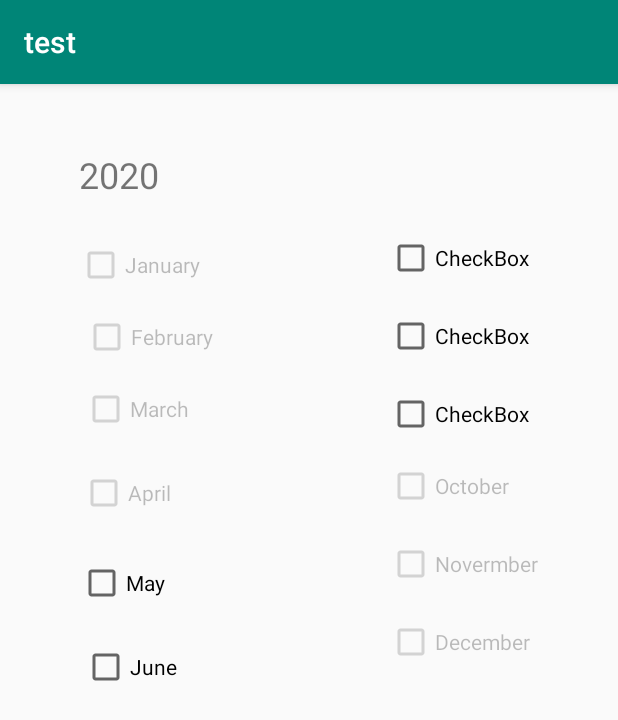
After one commit to Herb2o11/MobileCruiseApp, an Android app: the DateSelection screen opened directly, with no data from a screen before it, on a phone screen of 412 x 824 dp. The commit adds this screen. Shown: the top 720 px of the screen. Run offline under Robolectric (Android 15) with nearby library versions, the phone set to English and light mode, and no system bars.

Commit message:
dates class createdd to test

```diff
--- a/app/src/main/AndroidManifest.xml
+++ b/app/src/main/AndroidManifest.xml
@@ -9,7 +9,8 @@
         android:roundIcon="@mipmap/ic_launcher_round"
         android:supportsRtl="true"
         android:theme="@style/AppTheme">
-        <activity android:name=".Destination_Page"></activity>
+        <activity android:name=".DateSelection"></activity>
+        <activity android:name=".Destination_Page" />
         <activity android:name=".AccommodationPage" />
         <activity android:name=".Page2" />
         <activity android:name=".MainActivity">
--- /dev/null
+++ b/app/src/main/java/com/example/test/DateSelection.java
@@ -0,0 +1,49 @@
+package com.example.test;
+
+import android.support.v7.app.AppCompatActivity;
+import android.os.Bundle;
+import android.widget.CheckBox;
+
+public class DateSelection extends AppCompatActivity {
+
+    @Override
+    protected void onCreate(Bundle savedInstanceState) {
+        super.onCreate(savedInstanceState);
+        setContentView(R.layout.activity_date_selection);
+
+        String travelMonthSelection;
+        CheckBox checkDate1 = (CheckBox) findViewById(R.id.checkBoxDate1);
+        CheckBox checkDate2 = (CheckBox) findViewById(R.id.checkBoxDate2);
+        CheckBox checkDate3 = (CheckBox) findViewById(R.id.checkBoxDate3);
+        CheckBox checkDate4 = (CheckBox) findViewById(R.id.checkBoxDate4);
+        CheckBox checkDate5 = (CheckBox) findViewById(R.id.checkBoxDate5);
+        CheckBox checkDate6 = (CheckBox) findViewById(R.id.checkBoxDate6);
+        CheckBox checkDate7 = (CheckBox) findViewById(R.id.checkBoxDate7);
+        CheckBox checkDate8 = (CheckBox) findViewById(R.id.checkBoxDate8);
+        CheckBox checkDate9 = (CheckBox) findViewById(R.id.checkBoxDate9);
+        CheckBox checkDate10 = (CheckBox) findViewById(R.id.checkBoxDate10);
+        CheckBox checkDate11= (CheckBox) findViewById(R.id.checkBoxDate11);
+        CheckBox checkDate12= (CheckBox) findViewById(R.id.checkBoxDate12);
+
+
+        //best time to visit may to September
+        checkDate1.setEnabled(false);
+        checkDate2.setEnabled(false);
+        checkDate3.setEnabled(false);
+        checkDate4.setEnabled(false);
+        checkDate10.setEnabled(false);
+        checkDate11.setEnabled(false);
+        checkDate12.setEnabled(false);
+
+        if(checkDate5.isChecked()){
+            travelMonthSelection = checkDate5.toString();
+
+
+        }
+
+
+
+
+
+    }
+}
--- a/app/src/main/java/com/example/test/Page2.java
+++ b/app/src/main/java/com/example/test/Page2.java
@@ -35,6 +35,15 @@ public class Page2 extends AppCompatActivity {
             }
         });
 
+        btnDates.setOnClickListener(new View.OnClickListener() {
+            @Override
+            public void onClick(View view) {
+                Intent intentDates = new Intent(Page2.this,DateSelection.class);
+                startActivity(intentDates);
+            }
+        });
+
+
 
     }
 }
--- /dev/null
+++ b/app/src/main/res/layout/activity_date_selection.xml
@@ -0,0 +1,166 @@
+<?xml version="1.0" encoding="utf-8"?>
+<android.support.constraint.ConstraintLayout xmlns:android="http://schemas.android.com/apk/res/android"
+    xmlns:app="http://schemas.android.com/apk/res-auto"
+    xmlns:tools="http://schemas.android.com/tools"
+    android:layout_width="match_parent"
+    android:layout_height="match_parent"
+    tools:context=".DateSelection">
+
+    <TextView
+        android:id="@+id/txtYearDateSelection"
+        android:layout_width="wrap_content"
+        android:layout_height="wrap_content"
+        android:layout_marginTop="44dp"
+        android:layout_marginEnd="128dp"
+        android:layout_marginRight="128dp"
+        android:text="@string/DateYear"
+        android:textSize="24sp"
+        app:layout_constraintEnd_toStartOf="@+id/guideline2"
+        app:layout_constraintTop_toTopOf="parent" />
+
+    <android.support.constraint.Guideline
+        android:id="@+id/guideline"
+        android:layout_width="wrap_content"
+        android:layout_height="wrap_content"
+        android:orientation="vertical"
+        app:layout_constraintGuide_begin="35dp" />
+
+    <android.support.constraint.Guideline
+        android:id="@+id/guideline2"
+        android:layout_width="wrap_content"
+        android:layout_height="wrap_content"
+        android:orientation="vertical"
+        app:layout_constraintGuide_begin="234dp" />
+
+    <CheckBox
+        android:id="@+id/checkBoxDate1"
+        android:layout_width="wrap_content"
+        android:layout_height="wrap_content"
+        android:layout_marginTop="28dp"
+        android:text="@string/Date1"
+        app:layout_constraintEnd_toStartOf="@+id/guideline2"
+        app:layout_constraintHorizontal_bias="0.145"
+        app:layout_constraintStart_toStartOf="@+id/guideline"
+        app:layout_constraintTop_toBottomOf="@+id/txtYearDateSelection" />
+
+    <CheckBox
+        android:id="@+id/checkBoxDate2"
+        android:layout_width="wrap_content"
+        android:layout_height="wrap_content"
+        android:layout_marginTop="16dp"
+        android:layout_marginEnd="92dp"
+        android:layout_marginRight="92dp"
+        android:text="@string/Date2"
+        app:layout_constraintEnd_toStartOf="@+id/guideline2"
+        app:layout_constraintTop_toBottomOf="@+id/checkBoxDate1" />
+
+    <CheckBox
+        android:id="@+id/checkBoxDate3"
+        android:layout_width="wrap_content"
+        android:layout_height="wrap_content"
+        android:layout_marginTop="16dp"
+        android:layout_marginEnd="108dp"
+        android:layout_marginRight="108dp"
+        android:text="@string/Date3"
+        app:layout_constraintEnd_toStartOf="@+id/guideline2"
+        app:layout_constraintTop_toBottomOf="@+id/checkBoxDate2" />
+
+    <CheckBox
+        android:id="@+id/checkBoxDate4"
+        android:layout_width="wrap_content"
+        android:layout_height="wrap_content"
+        android:layout_marginTop="24dp"
+        android:layout_marginEnd="120dp"
+        android:layout_marginRight="120dp"
+        android:text="@string/Date4"
+        app:layout_constraintEnd_toStartOf="@+id/guideline2"
+        app:layout_constraintTop_toBottomOf="@+id/checkBoxDate3" />
+
+    <CheckBox
+        android:id="@+id/checkBoxDate5"
+        android:layout_width="wrap_content"
+        android:layout_height="wrap_content"
+        android:layout_marginTop="28dp"
+        android:layout_marginEnd="124dp"
+        android:layout_marginRight="124dp"
+        android:text="@string/Date5"
+        app:layout_constraintEnd_toStartOf="@+id/guideline2"
+        app:layout_constraintTop_toBottomOf="@+id/checkBoxDate4" />
+
+    <CheckBox
+        android:id="@+id/checkBoxDate6"
+        android:layout_width="wrap_content"
+        android:layout_height="wrap_content"
+        android:layout_marginTop="24dp"
+        android:layout_marginEnd="116dp"
+        android:layout_marginRight="116dp"
+        android:text="@string/Date6"
+        app:layout_constraintEnd_toStartOf="@+id/guideline2"
+        app:layout_constraintTop_toBottomOf="@+id/checkBoxDate5" />
+
+    <CheckBox
+        android:id="@+id/checkBoxDate7"
+        android:layout_width="wrap_content"
+        android:layout_height="wrap_content"
+        android:layout_marginStart="24dp"
+        android:layout_marginLeft="24dp"
+        android:layout_marginTop="100dp"
+        android:text="CheckBox"
+        app:layout_constraintStart_toStartOf="@+id/guideline2"
+        app:layout_constraintTop_toTopOf="parent" />
+
+    <CheckBox
+        android:id="@+id/checkBoxDate8"
+        android:layout_width="wrap_content"
+        android:layout_height="wrap_content"
+        android:layout_marginStart="24dp"
+        android:layout_marginLeft="24dp"
+        android:layout_marginTop="20dp"
+        android:text="CheckBox"
+        app:layout_constraintStart_toStartOf="@+id/guideline2"
+        app:layout_constraintTop_toBottomOf="@+id/checkBoxDate7" />
+
+    <CheckBox
+        android:id="@+id/checkBoxDate9"
+        android:layout_width="wrap_content"
+        android:layout_height="wrap_content"
+        android:layout_marginStart="24dp"
+        android:layout_marginLeft="24dp"
+        android:layout_marginTop="20dp"
+        android:text="CheckBox"
+        app:layout_constraintStart_toStartOf="@+id/guideline2"
+        app:layout_constraintTop_toBottomOf="@+id/checkBoxDate8" />
+
+    <CheckBox
+        android:id="@+id/checkBoxDate10"
+        android:layout_width="wrap_content"
+        android:layout_height="wrap_content"
+        android:layout_marginStart="24dp"
+        android:layout_marginLeft="24dp"
+        android:layout_marginTop="16dp"
+        android:text="@string/Date10"
+        app:layout_constraintStart_toStartOf="@+id/guideline2"
+        app:layout_constraintTop_toBottomOf="@+id/checkBoxDate9" />
+
+    <CheckBox
+        android:id="@+id/checkBoxDate11"
+        android:layout_width="wrap_content"
+        android:layout_height="wrap_content"
+        android:layout_marginStart="24dp"
+        android:layout_marginLeft="24dp"
+        android:layout_marginTop="20dp"
+        android:text="@string/Date11"
+        app:layout_constraintStart_toStartOf="@+id/guideline2"
+        app:layout_constraintTop_toBottomOf="@+id/checkBoxDate10" />
+
+    <CheckBox
+        android:id="@+id/checkBoxDate12"
+        android:layout_width="wrap_content"
+        android:layout_height="wrap_content"
+        android:layout_marginStart="24dp"
+        android:layout_marginLeft="24dp"
+        android:layout_marginTop="20dp"
+        android:text="@string/Date12"
+        app:layout_constraintStart_toStartOf="@+id/guideline2"
+        app:layout_constraintTop_toBottomOf="@+id/checkBoxDate11" />
+</android.support.constraint.ConstraintLayout>
--- a/app/src/main/res/values/strings.xml
+++ b/app/src/main/res/values/strings.xml
@@ -29,4 +29,17 @@
     <string name="checkBermuda">Bermuda Cruises</string>
     <string name="checkEurope">Europe Cruises</string>
     <string name="btnResetDestination">RESET</string>
+    <string name="Date1">January</string>
+    <string name="Date2">February</string>
+    <string name="Date3">March</string>
+    <string name="Date4">April</string>
+    <string name="Date5">May</string>
+    <string name="Date6">June</string>
+    <string name="Date7">July</string>
+    <string name="Date8">August</string>
+    <string name="Date9">Septermber</string>
+    <string name="Date10">October</string>
+    <string name="Date11">Novermber</string>
+    <string name="Date12">December</string>
+    <string name="DateYear">2020</string>
 </resources>
```
